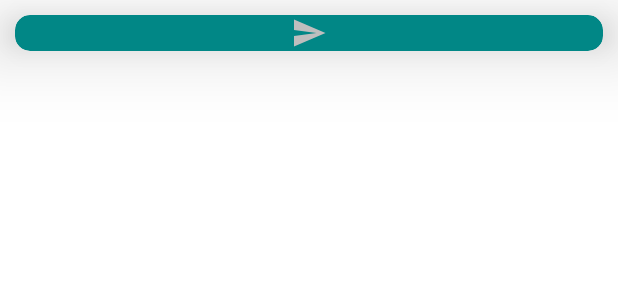
After one commit to Rohit706765/Android-All-Concept-Example, an Android app: the layout activity_card_view.xml on its own in the app's theme, with its tools: preview values and no code run, on a phone screen of 412 x 824 dp. The commit adds this screen. Shown: the top 300 px of the screen. Run offline under Robolectric (Android 15) with nearby library versions, the phone set to English and light mode, and no system bars.

Commit message:
CardView.java Added

```diff
--- a/app/src/main/java/com/example/androidconcept/Reterofit/RetrofitActivity.java
+++ b/app/src/main/java/com/example/androidconcept/Reterofit/RetrofitActivity.java
@@ -7,6 +7,9 @@ import android.widget.TextView;
 
 import com.example.androidconcept.R;
 
+import java.io.File;
+import java.util.ArrayList;
+import java.util.Collection;
 import java.util.List;
 
 import retrofit2.Call;
--- /dev/null
+++ b/app/src/main/res/layout/activity_card_view.xml
@@ -0,0 +1,27 @@
+<?xml version="1.0" encoding="utf-8"?>
+<androidx.constraintlayout.widget.ConstraintLayout xmlns:android="http://schemas.android.com/apk/res/android"
+    xmlns:app="http://schemas.android.com/apk/res-auto"
+    xmlns:tools="http://schemas.android.com/tools"
+    android:layout_width="match_parent"
+    android:layout_height="match_parent"
+    tools:context=".CardView.CardView">
+
+    <androidx.cardview.widget.CardView
+        app:layout_constraintLeft_toLeftOf="parent"
+        app:layout_constraintRight_toRightOf="parent"
+        app:layout_constraintTop_toTopOf="parent"
+        android:layout_margin="10dp"
+        app:cardElevation="30dp"
+        app:cardCornerRadius="10dp"
+        app:cardBackgroundColor="@color/teal_700"
+        android:layout_width="match_parent"
+        android:layout_height="wrap_content">
+
+        <ImageView
+            android:layout_gravity="center_horizontal"
+            android:src="@drawable/ic_send"
+            android:layout_width="wrap_content"
+            android:layout_height="wrap_content"/>
+    </androidx.cardview.widget.CardView>
+
+</androidx.constraintlayout.widget.ConstraintLayout>
```
Also changed, not shown: app/src/main/AndroidManifest.xml (+17 -6 lines), app/src/main/java/com/example/androidconcept/BrodcastRecevier/ExampleBrodcastRecevier.java (added, +21 -0 lines), app/src/main/java/com/example/androidconcept/CardView/CardView.java (added, +16 -0 lines), app/src/main/java/com/example/androidconcept/MainActivity.java (+20 -0 lines).
